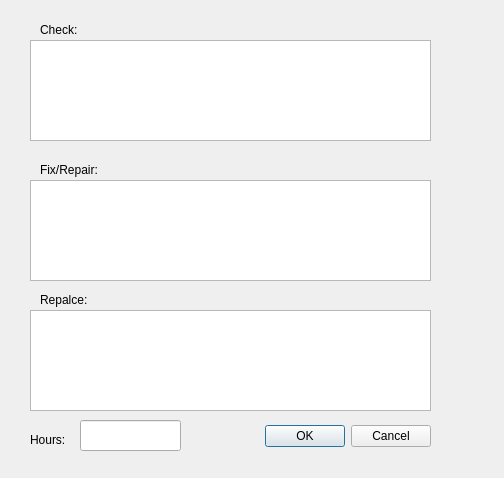
maximustann/Bing_project, file new_start/UI_File/Labour.ui: the form before one commit.
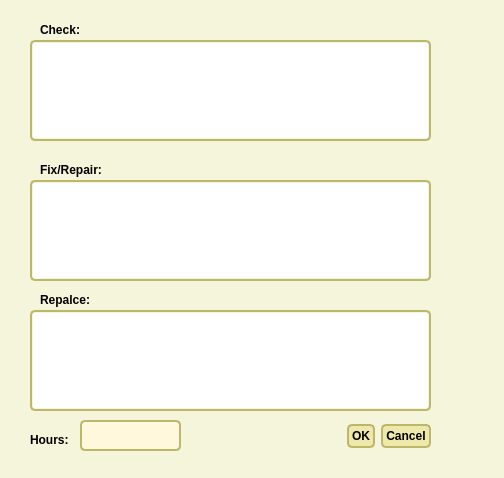
The form after the commit.

```diff
--- a/new_start/UI_File/Labour.ui
+++ b/new_start/UI_File/Labour.ui
@@ -13,6 +13,118 @@
   <property name="windowTitle">
    <string>Labour</string>
   </property>
+  <property name="styleSheet">
+   <string notr="true">#Dialog {
+   background-color: beige;
+}
+
+/* Nice Windows-XP-style password character. */
+QLineEdit[echoMode=&quot;2&quot;] {
+    lineedit-password-character: 9679;
+}
+
+/* We provide a min-width and min-height for push buttons
+   so that they look elegant regardless of the width of the text. */
+QPushButton {
+    background-color: palegoldenrod;
+    border-width: 2px;
+    border-color: darkkhaki;
+    border-style: solid;
+    border-radius: 5;
+    padding: 3px;
+    min-width: 9ex;
+    min-height: 2.5ex;
+}
+
+QPushButton:hover {
+   background-color: khaki;
+}
+
+/* Increase the padding, so the text is shifted when the button is
+   pressed. */
+QPushButton:pressed {
+    padding-left: 5px;
+    padding-top: 5px;
+    background-color: #d0d67c;
+}
+
+QLabel, QAbstractButton {
+    font: bold;
+}
+
+/* Mark mandatory fields with a brownish color. */
+.mandatory {
+    color: brown;
+}
+
+/* Bold text on status bar looks awful. */
+QStatusBar QLabel {
+   font: normal;
+}
+
+QStatusBar::item {
+    border-width: 1;
+    border-color: darkkhaki;
+    border-style: solid;
+    border-radius: 2;
+}
+
+QComboBox, QLineEdit, QSpinBox, QTextEdit, QListView {
+    background-color: cornsilk;
+    selection-color: #0a214c; 
+    selection-background-color: #C19A6B;
+}
+
+QListView {
+    show-decoration-selected: 1;
+}
+
+QListView::item:hover {
+    background-color: wheat;
+}
+
+/* We reserve 1 pixel space in padding. When we get the focus,
+   we kill the padding and enlarge the border. This makes the items
+   glow. */
+QLineEdit, QFrame {
+    border-width: 2px;
+    padding: 1px;
+    border-style: solid;
+    border-color: darkkhaki;
+    border-radius: 5px;
+}
+
+/* As mentioned above, eliminate the padding and increase the border. */
+QLineEdit:focus, QFrame:focus {
+    border-width: 3px;
+    padding: 0px;
+}
+
+/* A QLabel is a QFrame ... */
+QLabel {
+    border: none;
+    padding: 0;
+    background: none;
+}
+
+/* A QToolTip is a QLabel ... */
+QToolTip {
+    border: 2px solid darkkhaki;
+    padding: 5px;
+    border-radius: 3px;
+    opacity: 200;
+}
+
+/* Nice to have the background color change when hovered. */
+QRadioButton:hover, QCheckBox:hover {
+    background-color: wheat;
+}
+
+/* Force the dialog's buttons to follow the Windows guidelines. */
+QDialogButtonBox {
+    button-layout: 0;
+}</string>
+  </property>
   <widget class="QDialogButtonBox" name="buttonBox">
    <property name="geometry">
     <rect>
```
